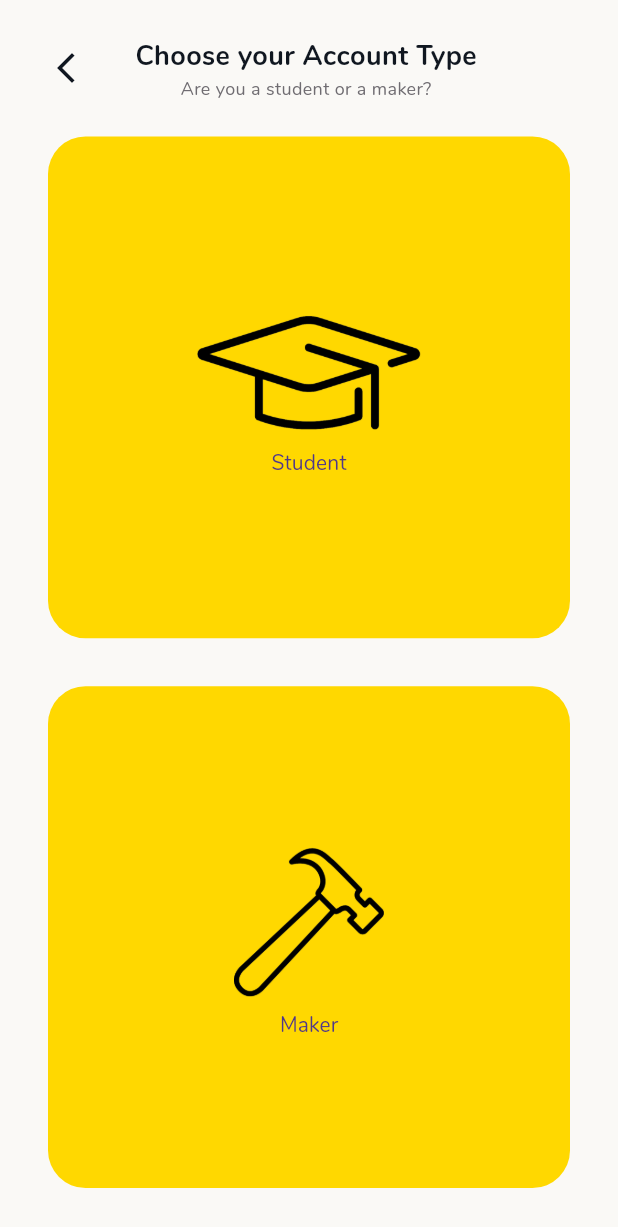
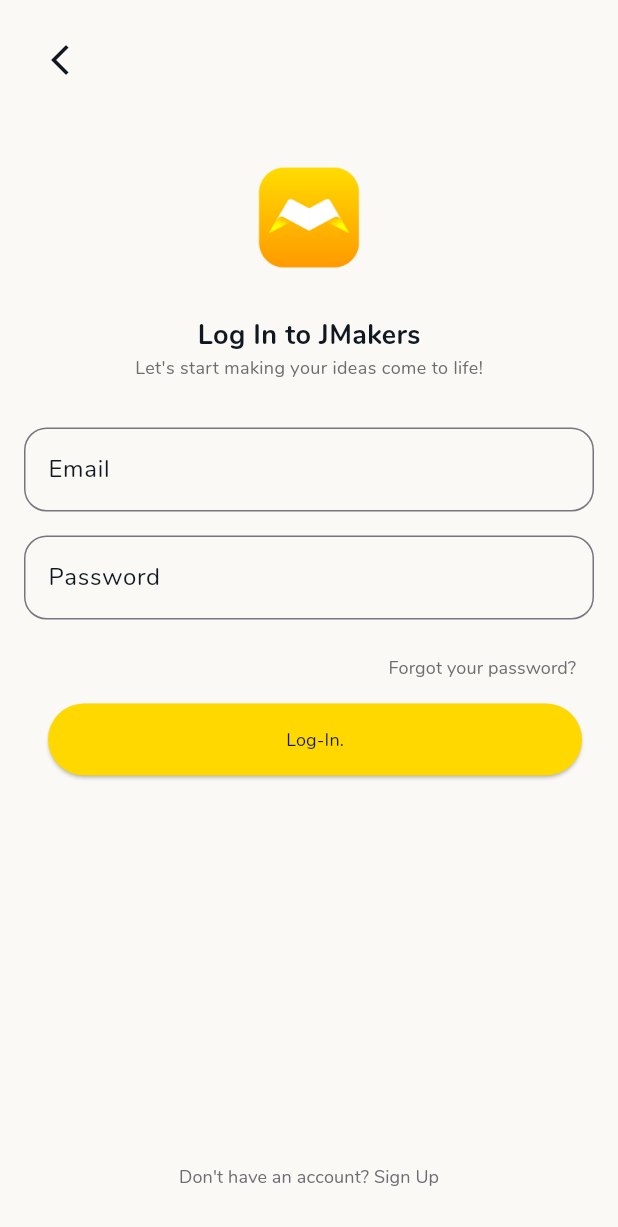
Before and after one commit to jojoneku/jmaker_fablab, a Flutter app: the screen it shows after launch, after a tap on "Log In", on a phone screen of 412 x 824 dp. Shown: the top 1227 px of the screen. Run offline on Flutter 3.47's test engine with Material 3 defaults, Android fonts, the phone set to English and light mode, and no system bars; our stand-ins replace mvc_pattern.

Commit message:
added loginpage

```diff
--- a/lib/Views/landingPage.dart
+++ b/lib/Views/landingPage.dart
@@ -1,5 +1,6 @@
 import 'package:flutter/cupertino.dart';
 import 'package:flutter/material.dart';
+import 'package:jmaker_fablab/Views/loginPage.dart';
 import 'package:jmaker_fablab/styles/buttons.dart';
 import 'package:jmaker_fablab/styles/text_style.dart';
 import '../styles/color.dart';
@@ -23,7 +24,7 @@ class LandingPage extends StatelessWidget {
             Expanded(
               flex: 1,
               child: Padding(
-                padding: EdgeInsets.fromLTRB(16.0, 0, 16, 16),
+                padding: EdgeInsets.fromLTRB(16.0, 16, 16, 16),
                 child: Row(
                   crossAxisAlignment: CrossAxisAlignment.start,
                   children: [
@@ -64,7 +65,12 @@ class LandingPage extends StatelessWidget {
                   padding: const EdgeInsets.fromLTRB(16,0,8,16),
                   child: ElevatedButton(
                       style: yellowPrimary,
-                      onPressed: (){}, //attach navigation
+                      onPressed: (){
+                        Navigator.push(
+                          context,
+                          MaterialPageRoute(builder: (context) => AccountType()),
+                        );
+                      }, //attach navigation
                       child: Text('Sign Up',
                       style: CustomTextStyle.primaryBlack,
                       ),
@@ -77,7 +83,7 @@ class LandingPage extends StatelessWidget {
                       onPressed: (){
                         Navigator.push(
                           context,
-                          MaterialPageRoute(builder: (context) => AccountType()),
+                          MaterialPageRoute(builder: (context) => loginPage()),
                         );
                       }, //attach navigation
                       child: Text('Log In',
--- /dev/null
+++ b/lib/Views/loginPage.dart
@@ -0,0 +1,123 @@
+import 'package:flutter/material.dart';
+import 'package:jmaker_fablab/Views/landingPage.dart';
+import 'package:jmaker_fablab/styles/formStyles.dart';
+import 'package:jmaker_fablab/styles/text_style.dart';
+import '../styles/buttons.dart';
+
+import '../styles/color.dart';
+
+class loginPage extends StatelessWidget {
+  const loginPage({super.key});
+
+  @override
+  Widget build(BuildContext context) {
+    return Scaffold(
+      backgroundColor: whiteBG,
+      body: SafeArea(
+          child: Padding(
+        padding: const EdgeInsets.all(16.0),
+        child: Column(
+          children: [
+            Row(
+              children: [
+                IconButton(
+                  icon: const Icon(
+                    Icons.arrow_back_ios_new,
+                    color: blackGreen,
+                  ),
+                  onPressed: () {
+                    Navigator.push(
+                      context,
+                      MaterialPageRoute(
+                          builder: (context) => const LandingPage()),
+                    );
+                  },
+                ),
+              ],
+            ),
+            SizedBox(height: 16),
+            Image.asset('assets/images/jmaker_symbol.png',
+                fit: BoxFit.contain, height: 130, width: 130),
+            Text(
+              'Log In to JMakers',
+              style: CustomTextStyle.boldHeader,
+            ),
+            Text(
+              "Let's start making your ideas come to life!",
+              style: CustomTextStyle.secondaryGrey,
+            ),
+            SizedBox(height: 32),
+            TextFormField(
+              decoration: CustomFormDecoration(
+                borderColor: secondGrey,
+                focusedBorderColor: mainYellow,
+                labelText: 'Email',
+                hintText: 'Enter the email you signed up with.',
+              ),
+            ),
+            SizedBox(height: 16),
+            TextFormField(
+              decoration: CustomFormDecoration(
+                borderColor: secondGrey,
+                focusedBorderColor: mainYellow,
+                labelText: 'Password',
+                hintText: 'Enter your password.',
+              ),
+            ),
+            SizedBox(height: 8),
+            Row(
+              mainAxisAlignment: MainAxisAlignment.end,
+              // Align to the end (right)
+              children: [
+                TextButton(
+                  onPressed: () {
+                    // Add functionality for handling forgot password (e.g., navigate to password reset screen)
+                  },
+                  child: Text(
+                    'Forgot your password?',
+                    style: CustomTextStyle
+                        .secondaryGrey, // Apply your desired style
+                  ),
+                ),
+              ],
+            ),
+            Padding(
+              padding: const EdgeInsets.fromLTRB(16, 0, 8, 16),
+              child: ElevatedButton(
+                style: longYellow,
+                onPressed: () {}, //attach navigation to dashboard
+                child: Text(
+                  'Log-In.',
+                  style: CustomTextStyle.primaryBlack,
+                ),
+              ),
+            ),
+            const Expanded(
+                child: SizedBox(
+              height: double.infinity,
+            )),
+            Row(
+              mainAxisAlignment: MainAxisAlignment.center,
+              // Align to the end (right)
+              children: [
+                TextButton(
+                  onPressed: () {
+                    Navigator.push(
+                      context,
+                      MaterialPageRoute(builder: (context) => LandingPage()),
+                    );
+                  },
+                  child: Text(
+                    "Don't have an account? Sign Up",
+                    style: CustomTextStyle
+                        .secondaryGrey, // Apply your desired style
+                  ),
+                ),
+              ],
+            ),
+          ],
+        ),
+      )),
+    );
+  }
+}
--- a/lib/Views/makerQR.dart
+++ b/lib/Views/makerQR.dart
@@ -1,5 +1,6 @@
 import 'package:flutter/material.dart';
 import 'package:jmaker_fablab/Views/account_type.dart';
+import 'package:jmaker_fablab/Views/loginPage.dart';
 import 'package:jmaker_fablab/styles/text_style.dart';
 import '../styles/buttons.dart';
 import '../styles/color.dart';
@@ -116,7 +117,7 @@ class _makerQRState extends State<makerQR> {
                   onPressed: () {
                     Navigator.push(
                       context,
-                      MaterialPageRoute(builder: (context) => AccountType()),
+                      MaterialPageRoute(builder: (context) => loginPage()),
                     );
                   }, //attach navigation
                   child: Text(
--- a/lib/Views/studentQR.dart
+++ b/lib/Views/studentQR.dart
@@ -1,5 +1,6 @@
 import 'package:flutter/material.dart';
 import 'package:jmaker_fablab/Views/account_type.dart';
+import 'package:jmaker_fablab/Views/loginPage.dart';
 import 'package:jmaker_fablab/styles/text_style.dart';
 import '../styles/buttons.dart';
 import '../styles/color.dart';
@@ -116,7 +117,7 @@ class _StudentQRState extends State<StudentQR> {
                   onPressed: () {
                     Navigator.push(
                       context,
-                      MaterialPageRoute(builder: (context) => AccountType()),
+                      MaterialPageRoute(builder: (context) => loginPage()),
                     );
                   }, //attach navigation
                   child: Text(
```
Also changed, not shown: assets/images/jmaker_symbol.png (added).
